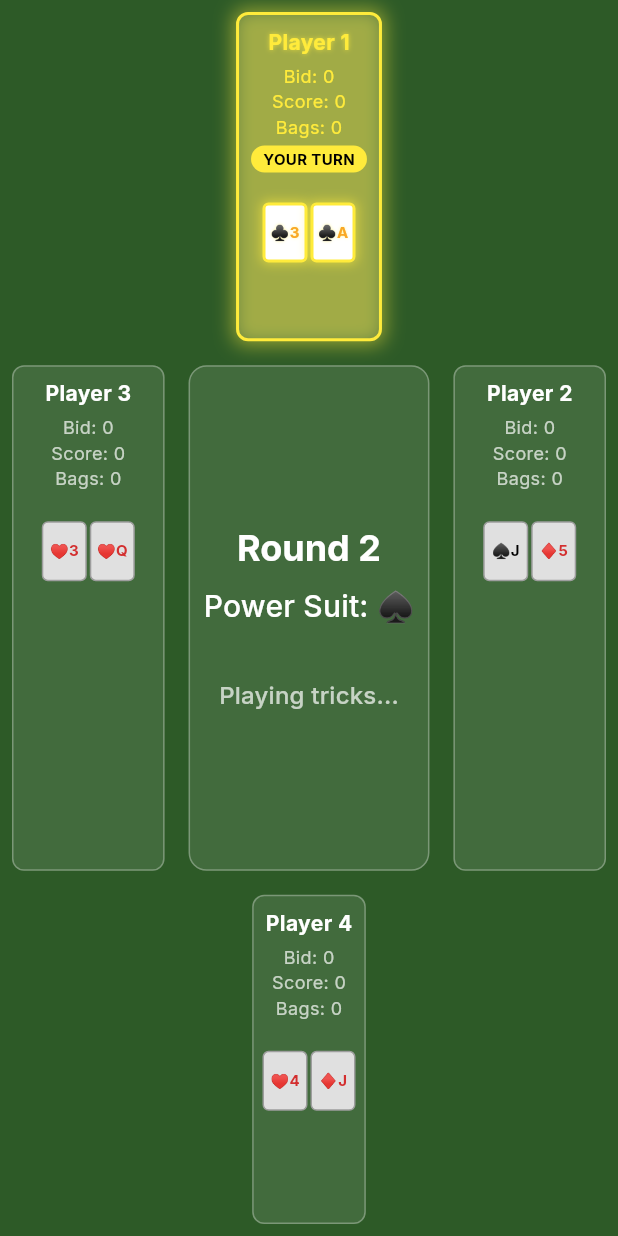
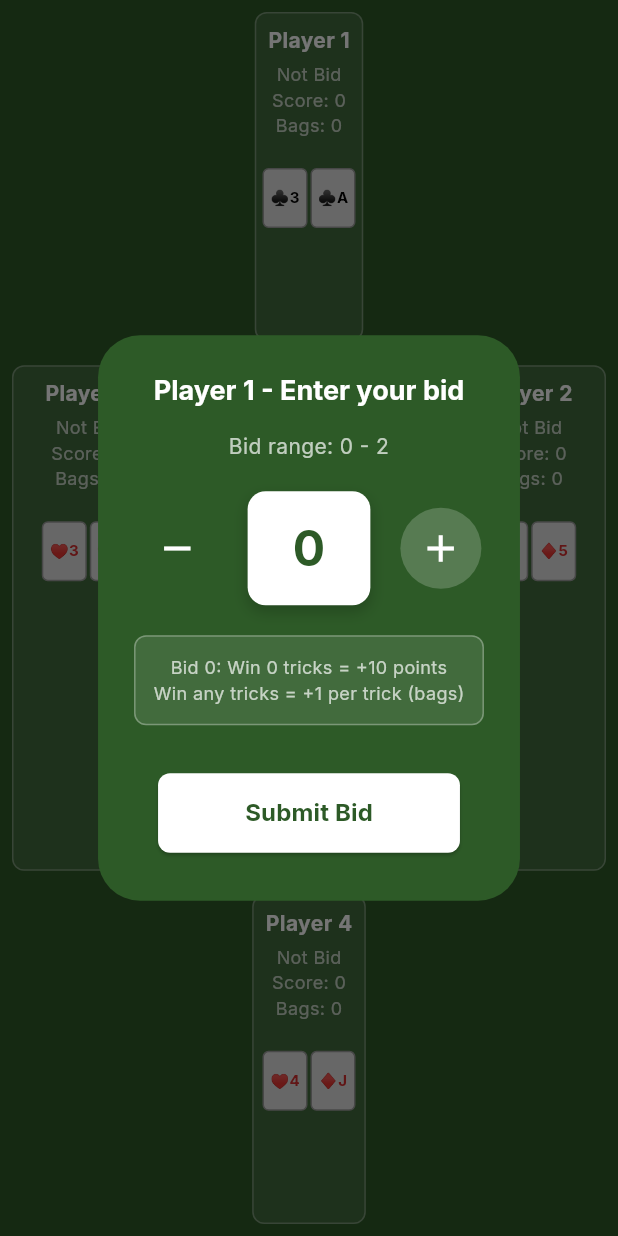
Before and after one commit to AungMyoKyaw4198/2to10_game, a Flutter app: the screen it shows after launch, after a tap on "Start New Game", on a phone screen of 412 x 824 dp. Run offline on Flutter 3.47's test engine with Material 3 defaults, Android fonts, the phone set to English and light mode, and no system bars; our stand-ins replace google_fonts, shared_preferences.

Commit message:
Added bid submit start of each round, still have some bugs

```diff
--- a/two_to_ten/lib/models/round.dart
+++ b/two_to_ten/lib/models/round.dart
@@ -21,7 +21,9 @@
     this.isComplete = false,
   }) : currentTrick = currentTrick ?? [],
        trickWinners = trickWinners ?? [],
-       bids = bids ?? List.filled(4, 0);
+       bids =
+           bids ??
+           List.filled(4, -1); // Initialize as -1 to indicate "not bid yet"
 
   // Get the number of cards per player for this round
   int get cardsPerPlayer => roundNumber;
--- a/two_to_ten/lib/providers/game_state.dart
+++ b/two_to_ten/lib/providers/game_state.dart
@@ -61,6 +61,9 @@
       return;
     }
 
+    // Reset player bids and tricks for the new round
+    _resetPlayerRoundData();
+
     // Deal cards for the current round
     List<List<Card>> playerHands = _dealCards(_currentRoundNumber);
 
@@ -76,6 +79,16 @@
 
     _saveGameState();
     notifyListeners();
+  }
+
+  // Reset player bids and tricks for a new round
+  void _resetPlayerRoundData() {
+    for (int i = 0; i < _players.length; i++) {
+      _players[i] = _players[i].copyWith(
+        currentBid: -1, // Reset to -1 to indicate "not bid yet"
+        tricksWon: 0, // Reset tricks won for the new round
+      );
+    }
   }
 
   // Deal cards to players
--- a/two_to_ten/lib/widgets/bid_input_widget.dart
+++ b/two_to_ten/lib/widgets/bid_input_widget.dart
@@ -19,6 +19,7 @@
 class _BidInputWidgetState extends State<BidInputWidget> {
   int _currentPlayerIndex = 0;
   int _currentBid = 0;
+  bool _dialogShown = false;
 
   @override
   void initState() {
@@ -26,32 +27,81 @@
     _findNextPlayerToBid();
   }
 
+  @override
+  void didUpdateWidget(BidInputWidget oldWidget) {
+    super.didUpdateWidget(oldWidget);
+    // Update when the round changes
+    if (oldWidget.currentRound != widget.currentRound) {
+      _findNextPlayerToBid();
+      _dialogShown = false; // Reset dialog flag when round changes
+    }
+  }
+
   void _findNextPlayerToBid() {
     for (int i = 0; i < widget.currentRound.bids.length; i++) {
       if (widget.currentRound.bids[i] < 0) {
+        setState(() {
           _currentPlayerIndex = i;
-        break;
+          _currentBid = 0;
+        });
+        return;
       }
     }
   }
 
   @override
   Widget build(BuildContext context) {
-    return Container(
-      padding: const EdgeInsets.all(16),
-      child: Column(
+    // Check if there are still players who need to bid
+    bool hasUnplacedBids = widget.currentRound.bids.any((bid) => bid < 0);
+
+    if (!hasUnplacedBids) {
+      _dialogShown = false;
+      return const SizedBox.shrink(); // Hide widget if all bids are placed
+    }
+
+    // Show dialog for bidding only if not already shown
+    if (!_dialogShown) {
+      WidgetsBinding.instance.addPostFrameCallback((_) {
+        _showBidDialog(context);
+      });
+    }
+
+    return const SizedBox.shrink(); // Return empty widget since we're using dialog
+  }
+
+  void _showBidDialog(BuildContext context) {
+    if (_dialogShown) return; // Prevent multiple dialogs
+
+    _dialogShown = true;
+
+    showDialog(
+      context: context,
+      barrierDismissible: false, // Prevent dismissing by tapping outside
+      builder: (BuildContext context) {
+        return StatefulBuilder(
+          builder: (BuildContext context, StateSetter setDialogState) {
+            return AlertDialog(
+              backgroundColor: Color(GameConstants.greenFeltColor),
+              title: Text(
+                '${GameConstants.defaultPlayerNames[_currentPlayerIndex]} - Enter your bid',
+                style: const TextStyle(
+                  color: Colors.white,
+                  fontSize: 18,
+                  fontWeight: FontWeight.bold,
+                ),
+                textAlign: TextAlign.center,
+              ),
+              content: Column(
                 mainAxisSize: MainAxisSize.min,
                 children: [
+                  // Bid range info
                   Text(
-            '${GameConstants.defaultPlayerNames[_currentPlayerIndex]} - Enter your bid:',
-            style: const TextStyle(
-              color: Colors.white,
-              fontSize: 16,
-              fontWeight: FontWeight.bold,
-            ),
+                    'Bid range: 0 - ${widget.currentRound.roundNumber}',
+                    style: const TextStyle(color: Colors.white70, fontSize: 14),
+                    textAlign: TextAlign.center,
                   ),
 
-          const SizedBox(height: 16),
+                  const SizedBox(height: 20),
 
                   // Bid selection
                   Row(
@@ -60,69 +110,155 @@
                       IconButton(
                         onPressed:
                             _currentBid > 0
-                        ? () => setState(() => _currentBid--)
+                                ? () {
+                                  setDialogState(() {
+                                    _currentBid--;
+                                  });
+                                }
                                 : null,
-                icon: const Icon(Icons.remove, color: Colors.white),
+                        icon: const Icon(
+                          Icons.remove,
+                          color: Colors.white,
+                          size: 30,
                         ),
+                        style: IconButton.styleFrom(
+                          backgroundColor: Colors.white.withValues(alpha: 0.2),
+                          padding: const EdgeInsets.all(12),
+                        ),
+                      ),
+
+                      const SizedBox(width: 20),
 
                       Container(
                         padding: const EdgeInsets.symmetric(
-                  horizontal: 20,
-                  vertical: 10,
+                          horizontal: 30,
+                          vertical: 15,
                         ),
                         decoration: BoxDecoration(
                           color: Colors.white,
-                  borderRadius: BorderRadius.circular(8),
+                          borderRadius: BorderRadius.circular(12),
+                          boxShadow: [
+                            BoxShadow(
+                              color: Colors.black.withValues(alpha: 0.2),
+                              blurRadius: 8,
+                              offset: const Offset(0, 4),
+                            ),
+                          ],
                         ),
                         child: Text(
                           '$_currentBid',
                           style: TextStyle(
-                    fontSize: 24,
+                            fontSize: 32,
                             fontWeight: FontWeight.bold,
                             color: Color(GameConstants.greenFeltColor),
                           ),
                         ),
                       ),
 
+                      const SizedBox(width: 20),
+
                       IconButton(
                         onPressed:
                             _currentBid < widget.currentRound.roundNumber
-                        ? () => setState(() => _currentBid++)
+                                ? () {
+                                  setDialogState(() {
+                                    _currentBid++;
+                                  });
+                                }
                                 : null,
-                icon: const Icon(Icons.add, color: Colors.white),
+                        icon: const Icon(
+                          Icons.add,
+                          color: Colors.white,
+                          size: 30,
+                        ),
+                        style: IconButton.styleFrom(
+                          backgroundColor: Colors.white.withValues(alpha: 0.2),
+                          padding: const EdgeInsets.all(12),
+                        ),
                       ),
                     ],
                   ),
 
-          const SizedBox(height: 16),
+                  const SizedBox(height: 20),
 
-          // Bid range info
-          Text(
-            'Bid range: 0 - ${widget.currentRound.roundNumber}',
-            style: const TextStyle(color: Colors.white70, fontSize: 12),
+                  // Current bid explanation
+                  Container(
+                    padding: const EdgeInsets.all(12),
+                    decoration: BoxDecoration(
+                      color: Colors.white.withValues(alpha: 0.1),
+                      borderRadius: BorderRadius.circular(8),
+                      border: Border.all(
+                        color: Colors.white.withValues(alpha: 0.3),
                       ),
-
-          const SizedBox(height: 16),
-
+                    ),
+                    child: Text(
+                      _getBidExplanation(),
+                      style: const TextStyle(
+                        color: Colors.white70,
+                        fontSize: 12,
+                      ),
+                      textAlign: TextAlign.center,
+                    ),
+                  ),
+                ],
+              ),
+              actions: [
                 // Submit button
-          ElevatedButton(
+                SizedBox(
+                  width: double.infinity,
+                  child: Padding(
+                    padding: const EdgeInsets.symmetric(
+                      horizontal: 16,
+                      vertical: 8,
+                    ),
+                    child: ElevatedButton(
                       onPressed: () {
                         widget.onBidSubmitted(_currentPlayerIndex, _currentBid);
+                        setState(() {
                           _currentBid = 0;
+                        });
                         _findNextPlayerToBid();
+                        Navigator.of(context).pop();
+
+                        // Show next player's dialog if there are more bids to place
+                        if (widget.currentRound.bids.any((bid) => bid < 0)) {
+                          _dialogShown = false; // Reset flag for next player
+                          WidgetsBinding.instance.addPostFrameCallback((_) {
+                            _showBidDialog(context);
+                          });
+                        }
                       },
                       style: ElevatedButton.styleFrom(
                         backgroundColor: Colors.white,
                         foregroundColor: Color(GameConstants.greenFeltColor),
-              padding: const EdgeInsets.symmetric(horizontal: 24, vertical: 12),
+                        padding: const EdgeInsets.symmetric(vertical: 15),
+                        shape: RoundedRectangleBorder(
+                          borderRadius: BorderRadius.circular(8),
+                        ),
                       ),
                       child: const Text(
                         'Submit Bid',
-              style: TextStyle(fontSize: 16, fontWeight: FontWeight.bold),
+                        style: TextStyle(
+                          fontSize: 16,
+                          fontWeight: FontWeight.bold,
+                        ),
+                      ),
+                    ),
                   ),
                 ),
               ],
-      ),
+            );
+          },
+        );
+      },
     );
   }
+
+  String _getBidExplanation() {
+    if (_currentBid == 0) {
+      return 'Bid 0: Win 0 tricks = +10 points\nWin any tricks = +1 per trick (bags)';
+    } else {
+      return 'Bid $_currentBid: Hit exactly = +${_currentBid * 10} points\nOverbid = +${_currentBid * 10} + bags\nUnderbid = -${_currentBid * 10} points';
     }
+  }
+}
--- a/two_to_ten/lib/widgets/player_box.dart
+++ b/two_to_ten/lib/widgets/player_box.dart
@@ -93,7 +93,7 @@
 
           // Bid
           Text(
-            'Bid: ${player.currentBid}',
+            player.currentBid >= 0 ? 'Bid: ${player.currentBid}' : 'Not Bid',
             style: TextStyle(
               color: isPlayerTurn ? Colors.yellow : Colors.white70,
               fontSize: 12,
```
Lines whose indentation alone changed are shown as unchanged.
